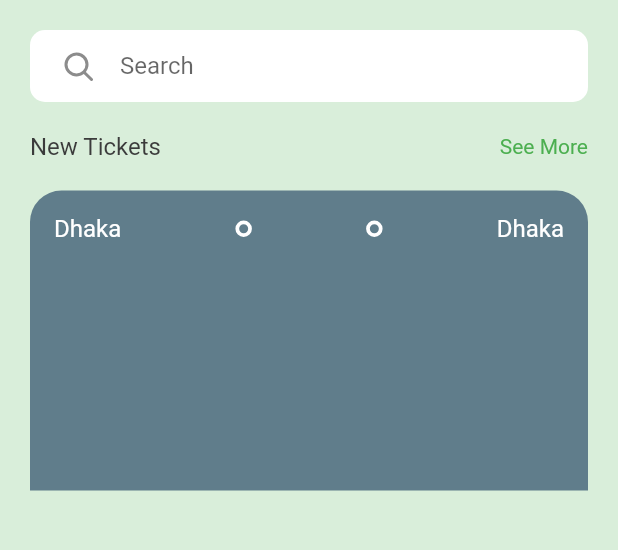
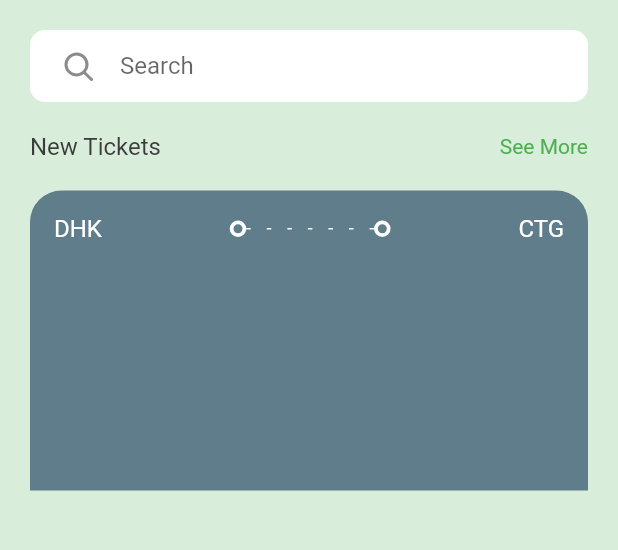
Before and after one commit to Mustack-Rabbi/Flutter_Class-05_Assignment, a Flutter app: the screen it shows after launch, on a phone screen of 412 x 824 dp, the part 120-670 px from its top. Run offline on Flutter 3.47's test engine with Material 2 defaults, Android fonts, the phone set to English and light mode, and no system bars; drawn by our look-alikes of animated_text_kit; our stand-ins replace fluentui_icons.

Commit message:
ticket view

```diff
--- a/lib/screen/home_screen.dart
+++ b/lib/screen/home_screen.dart
@@ -21,6 +21,8 @@ class HomeScreen extends StatelessWidget {
                 Row(
                   mainAxisAlignment: MainAxisAlignment.spaceBetween,
                   children: [
+                    // ---------- Welcome to the Profile ----------
+
                     Column(
                       crossAxisAlignment: CrossAxisAlignment.start,
                       children: [
@@ -39,6 +41,9 @@ class HomeScreen extends StatelessWidget {
                         ),
                       ],
                     ),
+
+                    //---------- Apps Logo ----------
+
                     Container(
                       padding: const EdgeInsets.all(20.0),
                       height: 60,
@@ -64,9 +69,10 @@ class HomeScreen extends StatelessWidget {
                     ),
                   ],
                 ),
-                const SizedBox(
-                  height: 20,
-                ),
+                const SizedBox(height: 20),
+
+                // ---------- Search here ----------
+
                 Container(
                   padding:
                       const EdgeInsets.symmetric(vertical: 0, horizontal: 20),
@@ -82,7 +88,11 @@ class HomeScreen extends StatelessWidget {
                     ),
                   ),
                 ),
+
                 const SizedBox(height: 20),
+
+                // ---------- New Ticket Option ----------
+
                 Row(
                   mainAxisAlignment: MainAxisAlignment.spaceBetween,
                   children: [
@@ -93,9 +103,11 @@ class HomeScreen extends StatelessWidget {
                     )
                   ],
                 ),
-                const SizedBox(
-                  height: 20,
-                ),
+
+                const SizedBox(height: 20),
+
+                // ---------- New Ticket View ----------
+
                 const TicketView()
               ],
             ),
--- a/lib/screen/ticket_view.dart
+++ b/lib/screen/ticket_view.dart
@@ -26,16 +26,37 @@ class TicketView extends StatelessWidget {
             Row(
               children: [
                 Text(
-                  "Dhaka",
+                  "DHK",
                   style: Styles.textStyle4.copyWith(color: Colors.white),
                 ),
-                const Spacer(),
+                Expanded(child: Container()),
                 const CircleContainer(),
-                const Spacer(),
+                Expanded(child: SizedBox(
+                  child: LayoutBuilder(
+                    builder:
+                        (BuildContext context, BoxConstraints constraints) {
+                      // print("The Screen With ${constraints.constrainWidth()}");
+
+                      return Flex(
+                        mainAxisAlignment: MainAxisAlignment.spaceBetween,
+                        direction: Axis.horizontal,
+                        children: List.generate(
+                            (constraints.constrainWidth() / 12).floor(),
+                            (index) => SizedBox(
+                                  width: 3,
+                                  height: 1,
+                                  child: DecoratedBox(
+                                      decoration:
+                                          BoxDecoration(color: Colors.white)),
+                                )),
+                      );
+                    },
+                  ),
+                )),
                 const CircleContainer(),
-                const Spacer(),
+                Expanded(child: Container()),
                 Text(
-                  "Dhaka",
+                  "CTG",
                   style: Styles.textStyle4.copyWith(color: Colors.white),
                 )
               ],
--- a/lib/widget/circle_contrainer.dart
+++ b/lib/widget/circle_contrainer.dart
@@ -9,7 +9,10 @@ class CircleContainer extends StatelessWidget {
       padding: const EdgeInsets.all(3),
       decoration: BoxDecoration(
           borderRadius: BorderRadius.circular(20),
-          border: Border.all(color: Colors.white, width: 2.5)),
+          border: Border.all(
+            color: Colors.white,
+            width: 2.5,
+          )),
     );
   }
 }
```
